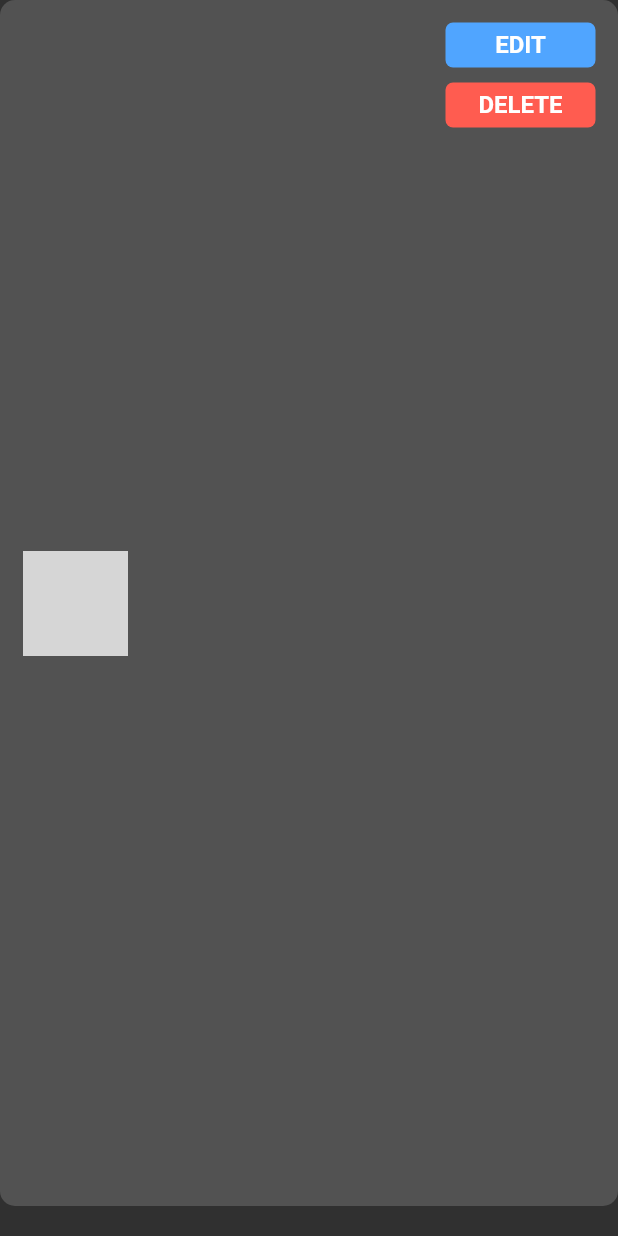
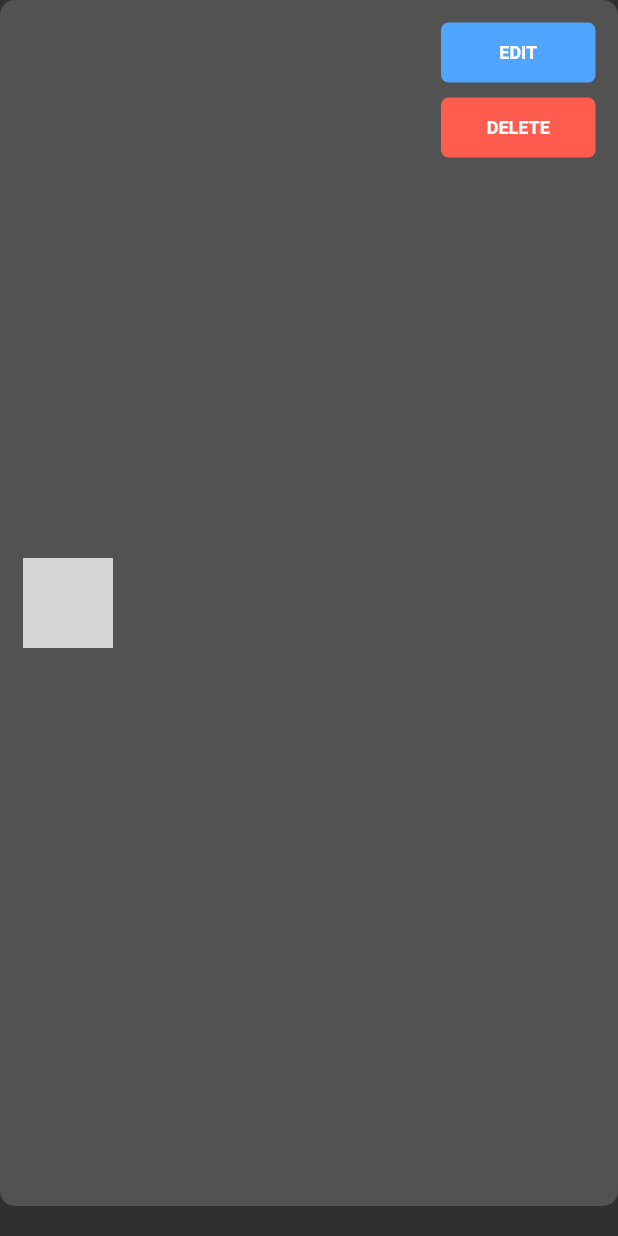
Before and after one commit to zakoraa/Flutter-CRUD, a Flutter app: the ListTileWidget widget shown alone on an empty page, opened directly with empty values, on a phone screen of 412 x 824 dp. Run offline on Flutter 3.47's test engine with Material 2 defaults, Android fonts, the light colour scheme and no system bars; our stand-ins replace get, liquid_pull_to_refresh; network calls fail; grey boxes are pictures that could not be loaded.

Commit message:
update UI to responsive

```diff
--- a/lib/main.dart
+++ b/lib/main.dart
@@ -27,7 +27,7 @@ class MyApp extends StatelessWidget {
       theme: ThemeData.dark().copyWith(
           textTheme: const TextTheme(
         bodyText2: TextStyle(
-          fontSize: 16,
+          fontSize: 12,
           color: Colors.white,
         ),
       )),
--- a/lib/module/editUserView/view/edit_user_view.dart
+++ b/lib/module/editUserView/view/edit_user_view.dart
@@ -49,7 +49,7 @@ class EditUserView extends StatelessWidget {
             style: const TextStyle(color: Colors.grey, fontSize: 14),
           ),
           const SizedBox(
-            height: 20.0,
+            height: 10.0,
           ),
         ],
       ),
--- a/lib/module/home/widgets/list_tile_widget.dart
+++ b/lib/module/home/widgets/list_tile_widget.dart
@@ -27,25 +27,25 @@ class ListTileWidget extends StatelessWidget {
             Row(
               children: [
                 ClipRRect(
-                    borderRadius: BorderRadius.circular(70),
+                    borderRadius: BorderRadius.circular(60),
                     child: Image.network(
                       user.profilePicture == ""
                           ? 'https://icon-library.com/images/default-profile-icon/default-profile-icon-6.jpg'
                           : user.profilePicture,
-                      height: 70,
-                      width: 70,
+                      height: 60,
+                      width: 60,
                     )),
                 const SizedBox(
                   width: 10.0,
                 ),
                 SizedBox(
-                  width: 140,
+                  width: Get.size.width * 0.3,
                   child: Column(
                     crossAxisAlignment: CrossAxisAlignment.start,
                     children: [
                       Text(
                         user.username,
-                        style: const TextStyle(fontSize: 18),
+                        style: const TextStyle(fontSize: 16),
                       ),
                       const SizedBox(
                         height: 5.0,
@@ -67,8 +67,9 @@ class ListTileWidget extends StatelessWidget {
                           transition: Transition.rightToLeft);
                     },
                     text: "EDIT",
-                    height: 30,
-                    width: 100,
+                    fontSize: 12,
+                    height: 40,
+                    width: Get.size.width * 0.25,
                     borderRadius: 5,
                     bgColor: const Color.fromARGB(255, 80, 165, 255)),
                 const SizedBox(
@@ -79,8 +80,9 @@ class ListTileWidget extends StatelessWidget {
                       controller.deleteUserSuccess(context, user);
                     },
                     text: "DELETE",
-                    height: 30,
-                    width: 100,
+                    fontSize: 12,
+                    height: 40,
+                    width: Get.size.width * 0.25,
                     borderRadius: 5,
                     bgColor: const Color.fromARGB(255, 255, 92, 80)),
               ],
```
Also changed, not shown: lib/module/changeUserDataView/view/change_user_data_view.dart (+77 -77 lines), lib/pageTemplate/add_edit_user.dart (+20 -16 lines), lib/widgets/underline_text_field_widget.dart (+4 -3 lines).
